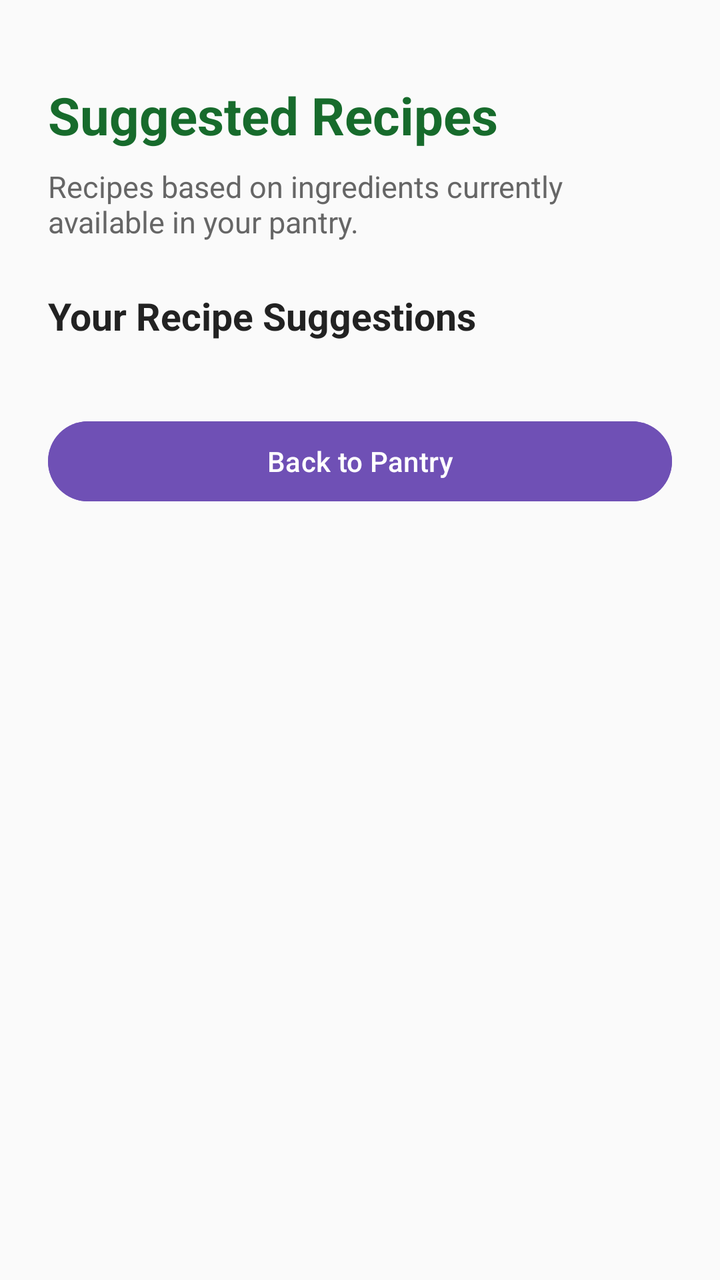
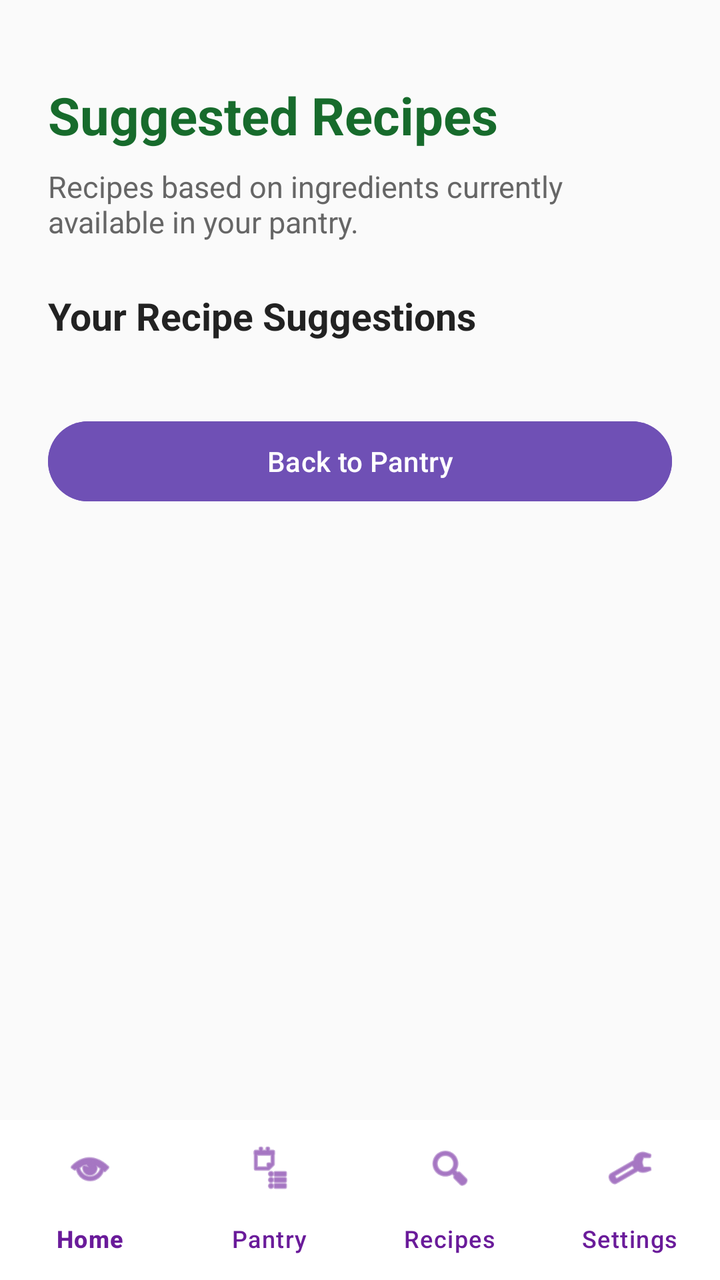

Compare the two renders of this Android layout. The source of the first and the diff that turns it into the second are given below.
<!-- AndroidManifest.xml: application theme Theme.SmartPantryManager -->
<!-- res/layout/activity_recipes.xml -->
<?xml version="1.0" encoding="utf-8"?>
<ScrollView xmlns:android="http://schemas.android.com/apk/res/android"
    android:layout_width="match_parent"
    android:layout_height="match_parent"
    android:fillViewport="true"
    android:background="#FAFAFA">

    <LinearLayout
        android:layout_width="match_parent"
        android:layout_height="wrap_content"
        android:orientation="vertical"
        android:padding="24dp">

        <TextView
            android:layout_width="wrap_content"
            android:layout_height="wrap_content"
            android:text="Suggested Recipes"
            android:textSize="26sp"
            android:textStyle="bold"
            android:textColor="#176B2C"
            android:layout_marginTop="16dp" />

        <TextView
            android:layout_width="wrap_content"
            android:layout_height="wrap_content"
            android:text="Recipes based on ingredients currently available in your pantry."
            android:textSize="15sp"
            android:textColor="#666666"
            android:layout_marginTop="8dp"
            android:layout_marginBottom="24dp" />

        <TextView
            android:layout_width="wrap_content"
            android:layout_height="wrap_content"
            android:text="Your Recipe Suggestions"
            android:textSize="19sp"
            android:textStyle="bold"
            android:textColor="#222222"
            android:layout_marginBottom="12dp" />

        <LinearLayout
            android:id="@+id/recipeContainer"
            android:layout_width="match_parent"
            android:layout_height="wrap_content"
            android:orientation="vertical" />

        <TextView
            android:id="@+id/txtNoRecipes"
            android:layout_width="match_parent"
            android:layout_height="wrap_content"
            android:text="No matching recipes yet. Add more ingredients to your pantry to receive suggestions."
            android:textSize="15sp"
            android:textColor="#777777"
            android:gravity="center"
            android:padding="24dp"
            android:visibility="gone" />

        <Button
            android:id="@+id/btnBackToPantry"
            android:layout_width="match_parent"
            android:layout_height="wrap_content"
            android:text="Back to Pantry"
            android:textAllCaps="false"
            android:layout_marginTop="24dp"
            android:backgroundTint="#6F50B5"
            android:textColor="#FFFFFF" />

    </LinearLayout>

</ScrollView>
<!-- resources referenced by this layout -->
<resources>
  <style name="Theme.SmartPantryManager" parent="Base.Theme.SmartPantryManager" />
  <style name="Base.Theme.SmartPantryManager" parent="Theme.Material3.DayNight.NoActionBar">
          
          
      </style>
</resources>

<!-- the commit's change to res/layout/activity_recipes.xml (unified diff, before → after) -->
@@ -1,70 +1,89 @@
 <?xml version="1.0" encoding="utf-8"?>
-<ScrollView xmlns:android="http://schemas.android.com/apk/res/android"
+<LinearLayout xmlns:android="http://schemas.android.com/apk/res/android"
+    xmlns:app="http://schemas.android.com/apk/res-auto"
     android:layout_width="match_parent"
     android:layout_height="match_parent"
-    android:fillViewport="true"
+    android:orientation="vertical"
     android:background="#FAFAFA">
 
-    <LinearLayout
+    <ScrollView
+        android:layout_width="match_parent"
+        android:layout_height="0dp"
+        android:layout_weight="1"
+        android:fillViewport="true">
+
+        <LinearLayout
+            android:layout_width="match_parent"
+            android:layout_height="wrap_content"
+            android:orientation="vertical"
+            android:padding="24dp">
+
+            <TextView
+                android:layout_width="wrap_content"
+                android:layout_height="wrap_content"
+                android:text="Suggested Recipes"
+                android:textSize="26sp"
+                android:textStyle="bold"
+                android:textColor="#176B2C"
+                android:layout_marginTop="16dp" />
+
+            <TextView
+                android:layout_width="wrap_content"
+                android:layout_height="wrap_content"
+                android:text="Recipes based on ingredients currently available in your pantry."
+                android:textSize="15sp"
+                android:textColor="#666666"
+                android:layout_marginTop="8dp"
+                android:layout_marginBottom="24dp" />
+
+            <TextView
+                android:layout_width="wrap_content"
+                android:layout_height="wrap_content"
+                android:text="Your Recipe Suggestions"
+                android:textSize="19sp"
+                android:textStyle="bold"
+                android:textColor="#222222"
+                android:layout_marginBottom="12dp" />
+
+            <LinearLayout
+                android:id="@+id/recipeContainer"
+                android:layout_width="match_parent"
+                android:layout_height="wrap_content"
+                android:orientation="vertical" />
+
+            <TextView
+                android:id="@+id/txtNoRecipes"
+                android:layout_width="match_parent"
+                android:layout_height="wrap_content"
+                android:text="No matching recipes yet. Add more ingredients to your pantry to receive suggestions."
+                android:textSize="15sp"
+                android:textColor="#777777"
+                android:gravity="center"
+                android:padding="24dp"
+                android:visibility="gone" />
+
+            <Button
+                android:id="@+id/btnBackToPantry"
+                android:layout_width="match_parent"
+                android:layout_height="wrap_content"
+                android:text="Back to Pantry"
+                android:textAllCaps="false"
+                android:layout_marginTop="24dp"
+                android:backgroundTint="#6F50B5"
+                android:textColor="#FFFFFF" />
+
+        </LinearLayout>
+
+    </ScrollView>
+
+    <com.google.android.material.bottomnavigation.BottomNavigationView
+        android:id="@+id/bottomNavigation"
         android:layout_width="match_parent"
         android:layout_height="wrap_content"
-        android:orientation="vertical"
-        android:padding="24dp">
+        android:background="@android:color/white"
+        app:itemIconTint="#6A1B9A"
+        app:itemTextColor="#6A1B9A"
+        app:labelVisibilityMode="labeled"
+        app:menu="@menu/bottom_navigation_menu" />
 
-        <TextView
-            android:layout_width="wrap_content"
-            android:layout_height="wrap_content"
-            android:text="Suggested Recipes"
-            android:textSize="26sp"
-            android:textStyle="bold"
-            android:textColor="#176B2C"
-            android:layout_marginTop="16dp" />
-
-        <TextView
-            android:layout_width="wrap_content"
-            android:layout_height="wrap_content"
-            android:text="Recipes based on ingredients currently available in your pantry."
-            android:textSize="15sp"
-            android:textColor="#666666"
-            android:layout_marginTop="8dp"
-            android:layout_marginBottom="24dp" />
-
-        <TextView
-            android:layout_width="wrap_content"
-            android:layout_height="wrap_content"
-            android:text="Your Recipe Suggestions"
-            android:textSize="19sp"
-            android:textStyle="bold"
-            android:textColor="#222222"
-            android:layout_marginBottom="12dp" />
-
-        <LinearLayout
-            android:id="@+id/recipeContainer"
-            android:layout_width="match_parent"
-            android:layout_height="wrap_content"
-            android:orientation="vertical" />
-
-        <TextView
-            android:id="@+id/txtNoRecipes"
-            android:layout_width="match_parent"
-            android:layout_height="wrap_content"
-            android:text="No matching recipes yet. Add more ingredients to your pantry to receive suggestions."
-            android:textSize="15sp"
-            android:textColor="#777777"
-            android:gravity="center"
-            android:padding="24dp"
-            android:visibility="gone" />
-
-        <Button
-            android:id="@+id/btnBackToPantry"
-            android:layout_width="match_parent"
-            android:layout_height="wrap_content"
-            android:text="Back to Pantry"
-            android:textAllCaps="false"
-            android:layout_marginTop="24dp"
-            android:backgroundTint="#6F50B5"
-            android:textColor="#FFFFFF" />
-
-    </LinearLayout>
-
-</ScrollView>
+</LinearLayout>
